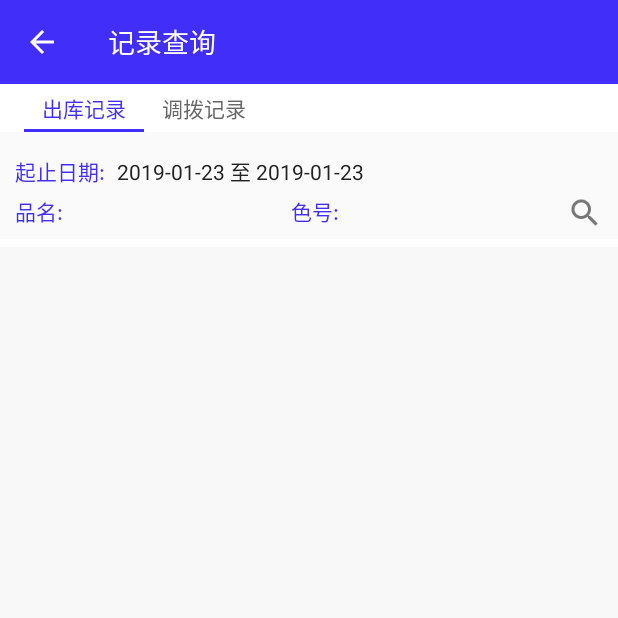
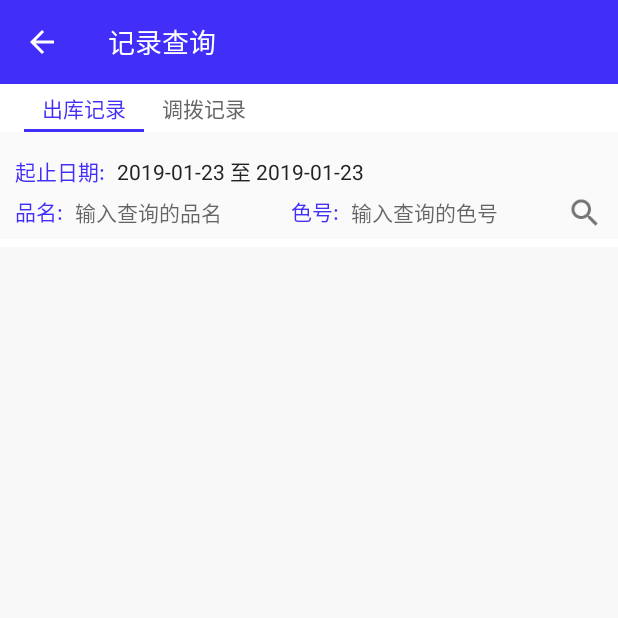
Before and after one commit to yuyeduyu/fangda-scan, an Android app: the SearchChuKuFragment screen opened directly, with no data from a screen before it, on a phone screen of 412 x 824 dp, the top half of it. Run offline under Robolectric (Android 15) with nearby library versions, the phone set to English and light mode, and no system bars; our stand-ins replace ButterKnife, EventBus; libraries missing offline, so code that uses them is left out: in.srain.cube; plain views replace PtrClassicFrameLayout; network calls fail; 18 statements that could not run were skipped.

Commit message:
界面调整

```diff
--- a/app/src/main/res/layout/fragment_search.xml
+++ b/app/src/main/res/layout/fragment_search.xml
@@ -54,6 +54,7 @@
                 android:layout_height="wrap_content"
                 android:layout_marginLeft="8dp"
                 android:layout_weight="1"
+                android:hint="输入查询的品名"
                 android:background="@null"
                 android:textSize="14sp" />
 
@@ -68,6 +69,7 @@
                 android:layout_width="0dp"
                 android:layout_height="wrap_content"
                 android:layout_marginLeft="8dp"
+                android:hint="输入查询的色号"
                 android:layout_weight="1"
                 android:background="@null"
                 android:textSize="14sp" />
```
Also changed, not shown: 11 other files.
